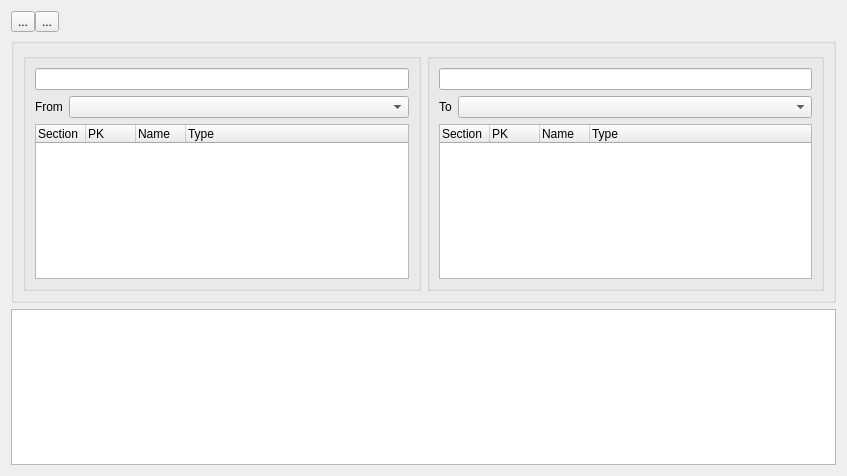
First picture: the form in TableComparisonForm.ui, repository fritzone/ddm, before the edit.
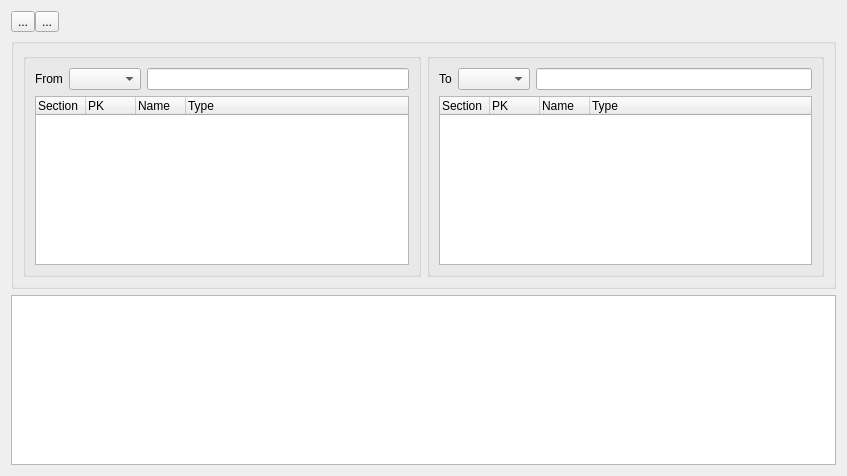
Second picture: the form after the edit. Icons and pictures are not drawn.

What changed in the file:
```diff
--- a/TableComparisonForm.ui
+++ b/TableComparisonForm.ui
@@ -92,11 +92,11 @@
          <string/>
         </property>
         <layout class="QVBoxLayout" name="verticalLayout">
-         <item>
-          <widget class="QLineEdit" name="txtTab1"/>
-         </item>
          <item>
           <layout class="QFormLayout" name="formLayout">
+           <property name="fieldGrowthPolicy">
+            <enum>QFormLayout::AllNonFixedFieldsGrow</enum>
+           </property>
            <item row="0" column="0">
             <widget class="QLabel" name="lblFrom">
              <property name="text">
@@ -105,7 +105,14 @@
             </widget>
            </item>
            <item row="0" column="1">
-            <widget class="QComboBox" name="cmbVersionLeft"/>
+            <layout class="QHBoxLayout" name="horizontalLayout_3">
+             <item>
+              <widget class="QComboBox" name="cmbVersionLeft"/>
+             </item>
+             <item>
+              <widget class="QLineEdit" name="txtTab1"/>
+             </item>
+            </layout>
            </item>
           </layout>
          </item>
@@ -154,14 +161,8 @@
          <string/>
         </property>
         <layout class="QVBoxLayout" name="verticalLayout_2">
-         <item>
-          <widget class="QLineEdit" name="txtTab2"/>
-         </item>
          <item>
           <layout class="QFormLayout" name="formLayout_2">
-           <item row="0" column="1">
-            <widget class="QComboBox" name="cmbVersionRight"/>
-           </item>
            <item row="0" column="0">
             <widget class="QLabel" name="lblTo">
              <property name="text">
@@ -169,6 +170,16 @@
              </property>
             </widget>
            </item>
+           <item row="0" column="1">
+            <layout class="QHBoxLayout" name="horizontalLayout_4">
+             <item>
+              <widget class="QComboBox" name="cmbVersionRight"/>
+             </item>
+             <item>
+              <widget class="QLineEdit" name="txtTab2"/>
+             </item>
+            </layout>
+           </item>
           </layout>
          </item>
          <item>
```
